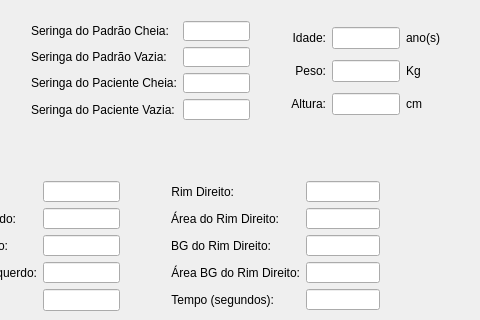
This is dmsa/mainwindow.ui in sandrorb/dmsa as Qt 5 draws it before an edit; both pictures show x 210 to 690 and y 0 to 320 of the 690 by 545 pixel window. The edited form follows.
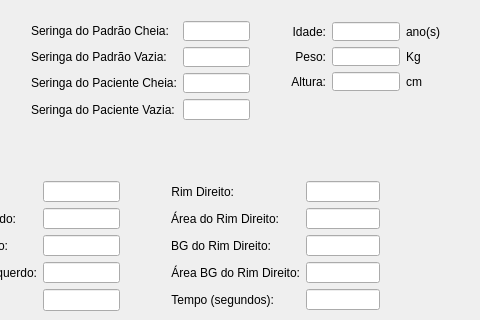
This is the edited form.

The edit to the form file:
```diff
--- a/dmsa/mainwindow.ui
+++ b/dmsa/mainwindow.ui
@@ -507,7 +507,7 @@
       <x>490</x>
       <y>11</y>
       <width>171</width>
-      <height>121</height>
+      <height>91</height>
      </rect>
     </property>
     <layout class="QGridLayout" name="gridLayoutPaciente">
```
